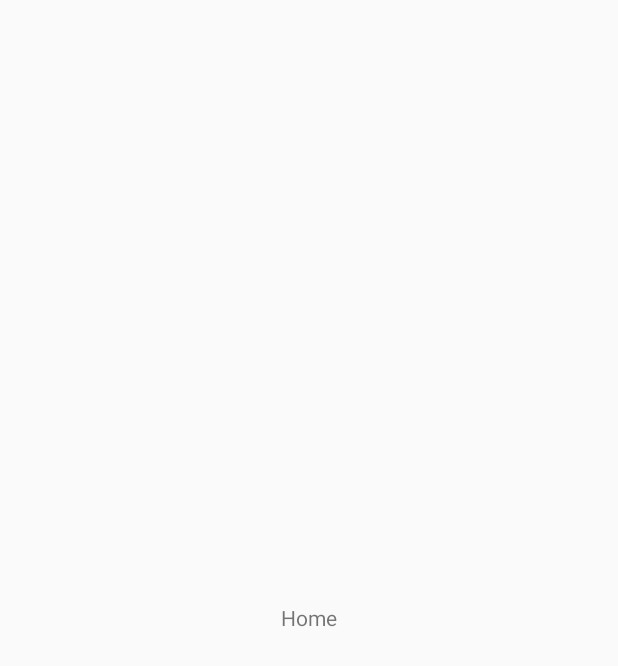
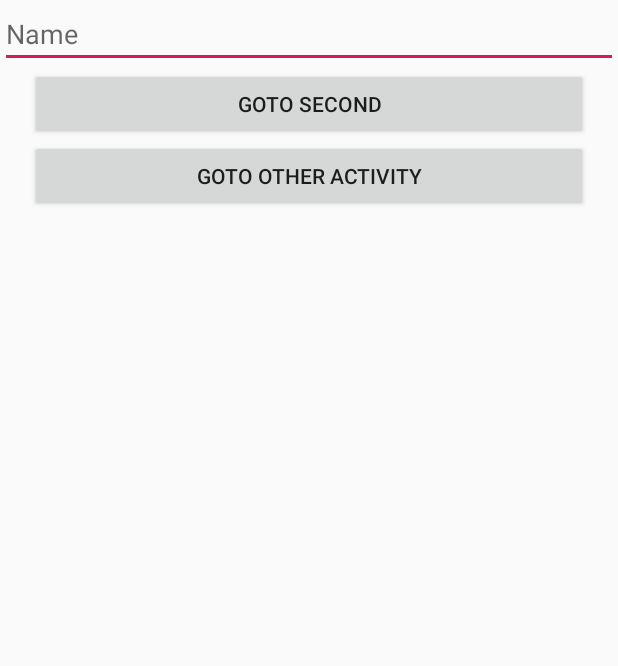
Before and after one commit to dwiputrarf/SharingSession, an Android app: the screen it shows after launch (MainActivity), on a phone screen of 412 x 824 dp. Before the commit the part shown is almost empty. Shown: the top 666 px of the screen. Run offline under Robolectric (Android 15) with nearby library versions, the phone set to English and light mode, and no system bars; our stand-ins replace navigation-ui.

Commit message:
Navigation Component ( Fragment to Fragment & SafeArgs

```diff
--- /dev/null
+++ b/app/src/main/java/com/example/sharingsession/Fragment/FirstFragment.kt
@@ -0,0 +1,39 @@
+package com.example.sharingsession.Fragment
+
+
+import android.os.Bundle
+import androidx.fragment.app.Fragment
+import android.view.LayoutInflater
+import android.view.View
+import android.view.ViewGroup
+import androidx.navigation.findNavController
+import androidx.navigation.fragment.findNavController
+import androidx.navigation.fragment.navArgs
+
+import com.example.sharingsession.R
+import kotlinx.android.synthetic.main.fragment_first.*
+
+/**
+ * A simple [Fragment] subclass.
+ */
+class FirstFragment : Fragment() {
+
+    override fun onCreateView(
+        inflater: LayoutInflater, container: ViewGroup?,
+        savedInstanceState: Bundle?
+    ): View? {
+        // Inflate the layout for this fragment
+        return inflater.inflate(R.layout.fragment_first, container, false)
+
+    }
+
+    override fun onViewCreated(view: View, savedInstanceState: Bundle?) {
+        super.onViewCreated(view, savedInstanceState)
+
+        btnToSecond.setOnClickListener { view ->
+            val action = FirstFragmentDirections.actionFirstFragmentToSecondFragment(name = et_name.text.toString())
+            view.findNavController().navigate(action)
+        }
+    }
+
+}
--- /dev/null
+++ b/app/src/main/res/drawable/ic_chat.xml
@@ -0,0 +1,5 @@
+<vector android:height="24dp" android:tint="#FFFFFF"
+    android:viewportHeight="24.0" android:viewportWidth="24.0"
+    android:width="24dp" xmlns:android="http://schemas.android.com/apk/res/android">
+    <path android:fillColor="#FF000000" android:pathData="M20,2L4,2c-1.1,0 -1.99,0.9 -1.99,2L2,22l4,-4h14c1.1,0 2,-0.9 2,-2L22,4c0,-1.1 -0.9,-2 -2,-2zM6,9h12v2L6,11L6,9zM14,14L6,14v-2h8v2zM18,8L6,8L6,6h12v2z"/>
+</vector>
--- /dev/null
+++ b/app/src/main/res/drawable/ic_home.xml
@@ -0,0 +1,5 @@
+<vector android:height="24dp" android:tint="#FFFFFF"
+    android:viewportHeight="24.0" android:viewportWidth="24.0"
+    android:width="24dp" xmlns:android="http://schemas.android.com/apk/res/android">
+    <path android:fillColor="#FF000000" android:pathData="M10,20v-6h4v6h5v-8h3L12,3 2,12h3v8z"/>
+</vector>
--- a/app/src/main/res/layout/activity_main.xml
+++ b/app/src/main/res/layout/activity_main.xml
@@ -1,19 +1,26 @@
 <?xml version="1.0" encoding="utf-8"?>
 <LinearLayout xmlns:android="http://schemas.android.com/apk/res/android"
+        xmlns:app="http://schemas.android.com/apk/res-auto"
         xmlns:tools="http://schemas.android.com/tools"
         android:layout_width="match_parent"
         android:layout_height="match_parent"
-        android:fitsSystemWindows="true"
         android:gravity="center"
         android:orientation="vertical"
         tools:context=".MainActivity">
 
-    <TextView
-            android:id="@+id/textView"
-            android:layout_width="wrap_content"
-            android:layout_height="wrap_content"
-            android:text="Home"
-            tools:layout_editor_absoluteX="154dp"
-            tools:layout_editor_absoluteY="299dp" />
+    <fragment
+            android:id="@+id/nav_host_fragment"
+            android:name="androidx.navigation.fragment.NavHostFragment"
+            android:layout_width="match_parent"
+            android:layout_height="match_parent"
+            app:defaultNavHost="true"
+            app:navGraph="@navigation/mobile_navigation" />
+
+    <com.google.android.material.bottomnavigation.BottomNavigationView
+            android:layout_width="match_parent"
+            android:id="@+id/botNav"
+            android:layout_gravity="start"
+            app:menu="@menu/bot_nav_menu"
+            android:layout_height="wrap_content" />
 
 </LinearLayout>
--- /dev/null
+++ b/app/src/main/res/layout/fragment_first.xml
@@ -0,0 +1,34 @@
+<?xml version="1.0" encoding="utf-8"?>
+<FrameLayout xmlns:android="http://schemas.android.com/apk/res/android"
+        xmlns:tools="http://schemas.android.com/tools"
+        android:layout_width="match_parent"
+        android:layout_height="match_parent"
+        tools:context=".Fragment.FirstFragment">
+
+    <LinearLayout
+            android:layout_width="match_parent"
+            android:layout_height="match_parent"
+            android:orientation="vertical">
+
+        <EditText
+                android:id="@+id/et_name"
+                android:layout_width="match_parent"
+                android:layout_height="wrap_content"
+                android:hint="@string/name"/>
+
+        <Button
+                android:text="Goto Second"
+                android:id="@+id/btnToSecond"
+                android:layout_width="match_parent"
+                android:layout_height="wrap_content"
+                android:layout_marginHorizontal="20dp" />
+
+        <Button
+                android:text="Goto Other Activity"
+                android:id="@+id/btnToAnotherActivity"
+                android:layout_width="match_parent"
+                android:layout_height="wrap_content"
+                android:layout_marginHorizontal="20dp" />
+
+    </LinearLayout>
+</FrameLayout>
--- /dev/null
+++ b/app/src/main/res/menu/bot_nav_menu.xml
@@ -0,0 +1,10 @@
+<menu xmlns:android="http://schemas.android.com/apk/res/android">
+    <item
+            android:id="@id/first_dest"
+            android:icon="@drawable/ic_home"
+            android:title="@string/home" />
+    <item
+            android:id="@id/second_dest"
+            android:icon="@drawable/ic_chat"
+            android:title="@string/chat" />
+</menu>
--- /dev/null
+++ b/app/src/main/res/navigation/mobile_navigation.xml
@@ -0,0 +1,31 @@
+<?xml version="1.0" encoding="utf-8"?>
+<navigation xmlns:android="http://schemas.android.com/apk/res/android"
+        xmlns:app="http://schemas.android.com/apk/res-auto"
+        xmlns:tools="http://schemas.android.com/tools"
+        android:id="@+id/nav_graph"
+        app:startDestination="@id/first_dest">
+    <fragment
+            android:id="@+id/first_dest"
+            android:name="com.example.sharingsession.Fragment.FirstFragment"
+            android:label="fragment_first"
+            tools:layout="@layout/fragment_first">
+        <action
+                android:id="@+id/action_firstFragment_to_secondFragment"
+                app:destination="@id/second_dest">
+<!--            <argument-->
+<!--                    android:name="name"-->
+<!--                    android:defaultValue="Mobile Dev"-->
+<!--                    app:argType="string" />-->
+        </action>
+    </fragment>
+    <fragment
+            android:id="@+id/second_dest"
+            android:name="com.example.sharingsession.Fragment.SecondFragment"
+            android:label="fragment_second"
+            tools:layout="@layout/fragment_second">
+        <argument
+                android:name="name"
+                android:defaultValue="Mobile Dev"
+                app:argType="string" />
+    </fragment>
+</navigation>
--- a/app/src/main/res/values/strings.xml
+++ b/app/src/main/res/values/strings.xml
@@ -1,4 +1,10 @@
 <resources>
     <string name="app_name">SharingSession</string>
     <string name="splashscreen">SplashScreen</string>
+
+    <!-- TODO: Remove or change this placeholder text -->
+    <string name="hello_blank_fragment">Hello blank fragment</string>
+    <string name="home">Home</string>
+    <string name="chat">Chat</string>
+    <string name="name">Name</string>
 </resources>
--- a/build.gradle
+++ b/build.gradle
@@ -5,11 +5,12 @@ buildscript {
     repositories {
         google()
         jcenter()
-
     }
     dependencies {
         classpath 'com.android.tools.build:gradle:3.5.1'
         classpath "org.jetbrains.kotlin:kotlin-gradle-plugin:$kotlin_version"
+
+        classpath "android.arch.navigation:navigation-safe-args-gradle-plugin:1.0.0"
         // NOTE: Do not place your application dependencies here; they belong
         // in the individual module build.gradle files
     }
```
Also changed, not shown: app/build.gradle (+19 -4 lines), app/src/main/AndroidManifest.xml (+3 -9 lines), app/src/main/java/com/example/sharingsession/Fragment/SecondFragment.kt (added, +39 -0 lines), app/src/main/java/com/example/sharingsession/MainActivity.kt (+19 -4 lines), app/src/main/res/layout/fragment_second.xml (added, +27 -0 lines).
